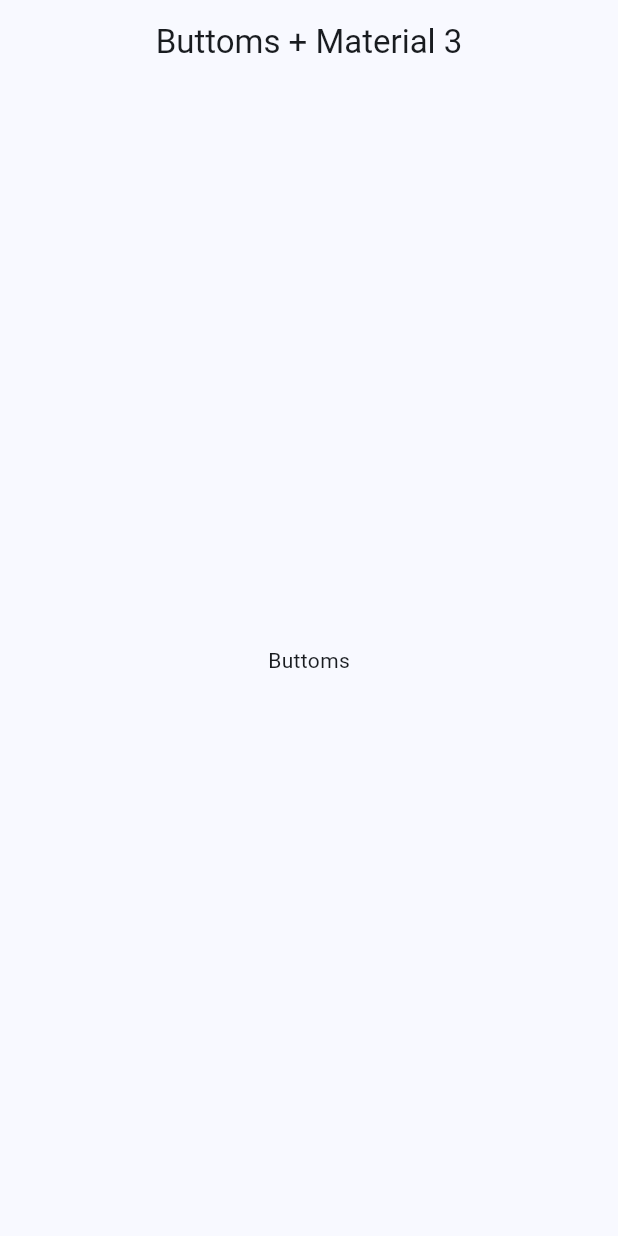
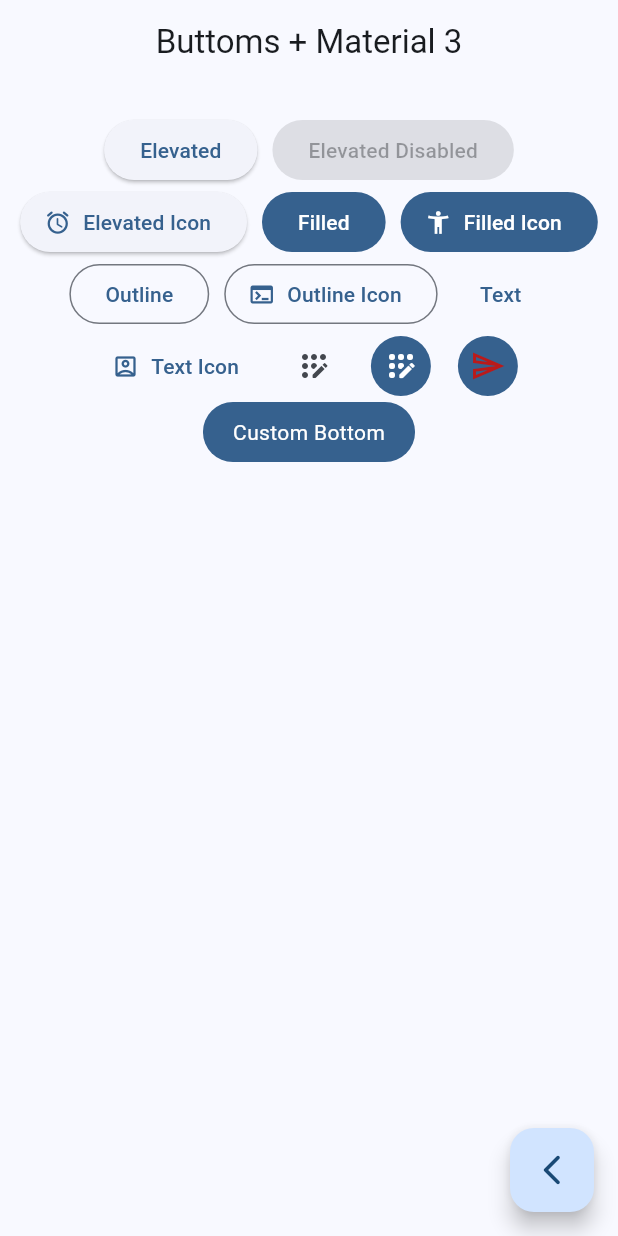
Before and after one commit to alexgsisc/widgets_app, a Flutter app: the BottomScreen screen opened by its route, on a phone screen of 412 x 824 dp. Run offline on Flutter 3.47's test engine with Material 3 defaults, Android fonts, the phone set to English and light mode, and no system bars; our stand-ins replace go_router.

Commit message:
finish bottom

```diff
--- a/lib/screens/bottoms/bottom_screen.dart
+++ b/lib/screens/bottoms/bottom_screen.dart
@@ -1,4 +1,5 @@
 import 'package:flutter/material.dart';
+import 'package:go_router/go_router.dart';
 
 class BottomScreen extends StatelessWidget {
   static const String name = 'bottom_scren';
@@ -10,9 +11,120 @@ class BottomScreen extends StatelessWidget {
       appBar: AppBar(
         title: const Text('Buttoms + Material 3'),
       ),
-      body: const Center(
-        child: Text('Buttoms'),
+      body: _ContentBottom(),
+      floatingActionButton: FloatingActionButton(
+        child: const Icon(Icons.arrow_back_ios_new_rounded),
+        onPressed: () {
+          context.pop();
+        },
       ),
     );
   }
 }
+
+class _ContentBottom extends StatelessWidget {
+  @override
+  Widget build(BuildContext context) {
+    final colors = Theme.of(context).colorScheme;
+    return SizedBox(
+      width: double.infinity,
+      child: Padding(
+        padding: const EdgeInsets.symmetric(horizontal: 10, vertical: 20),
+        child: Wrap(
+          spacing: 10,
+          alignment: WrapAlignment.center,
+          children: [
+            ElevatedButton(
+              onPressed: () {},
+              child: const Text('Elevated'),
+            ),
+            const ElevatedButton(
+              onPressed: null,
+              child: Text('Elevated Disabled'),
+            ),
+            ElevatedButton.icon(
+              onPressed: () {},
+              icon: const Icon(Icons.access_alarm_rounded),
+              label: const Text('Elevated Icon'),
+            ),
+            FilledButton(
+              onPressed: () {},
+              child: const Text('Filled'),
+            ),
+            FilledButton.icon(
+              onPressed: () {},
+              icon: const Icon(Icons.accessibility_new),
+              label: const Text('Filled Icon'),
+            ),
+            OutlinedButton(
+              onPressed: () {},
+              child: const Text('Outline'),
+            ),
+            OutlinedButton.icon(
+                onPressed: () {},
+                label: const Text('Outline Icon'),
+                icon: const Icon(Icons.terminal)),
+            TextButton(
+              onPressed: () {},
+              child: const Text('Text'),
+            ),
+            TextButton.icon(
+              onPressed: () {},
+              icon: const Icon(Icons.account_box_outlined),
+              label: const Text('Text Icon'),
+            ),
+            IconButton(
+              onPressed: () {},
+              icon: const Icon(Icons.app_registration_rounded),
+            ),
+            IconButton(
+              onPressed: () {},
+              icon: const Icon(Icons.app_registration_rounded),
+              style: ButtonStyle(
+                backgroundColor: WidgetStatePropertyAll(colors.primary),
+                iconColor: const WidgetStatePropertyAll(Colors.white),
+              ),
+            ),
+            IconButton(
+              onPressed: () {},
+              icon: const Icon(Icons.send_outlined),
+              style: IconButton.styleFrom(
+                  backgroundColor: colors.primary,
+                  foregroundColor: colors.error),
+            ),
+            const CustomButton()
+          ],
+        ),
+      ),
+    );
+  }
+}
+
+class CustomButton extends StatelessWidget {
+  const CustomButton({super.key});
+
+  @override
+  Widget build(BuildContext context) {
+    final colors = Theme.of(context).colorScheme;
+
+    return ClipRRect(
+      borderRadius: BorderRadius.circular(20),
+      child: Material(
+        color: colors.primary,
+        child: InkWell(
+          onTap: () {},
+          child: const Padding(
+            padding: EdgeInsets.symmetric(
+              horizontal: 20,
+              vertical: 10,
+            ),
+            child: Text(
+              'Custom Bottom',
+              style: TextStyle(color: Colors.white),
+            ),
+          ),
+        ),
+      ),
+    );
+  }
+}
```
